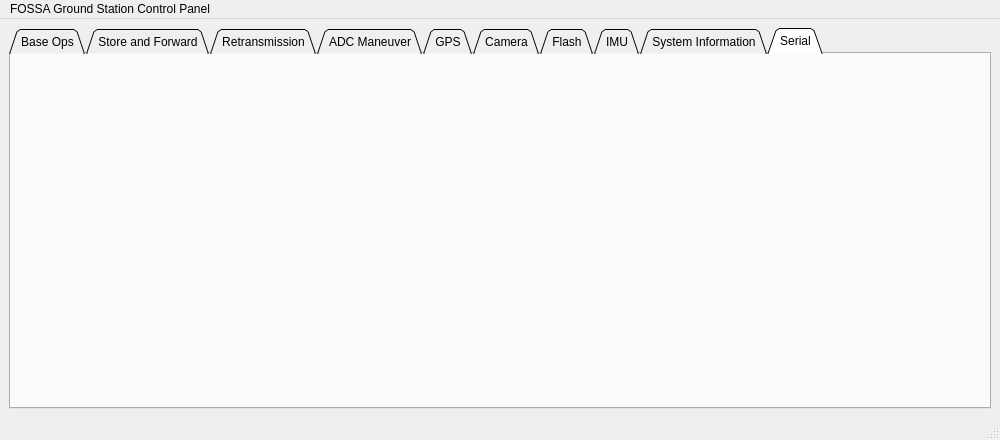
FOSSASystems/FOSSA-GroundStationControlPanel, file FOSSAGSCP/mainwindow.ui: the form before one commit.
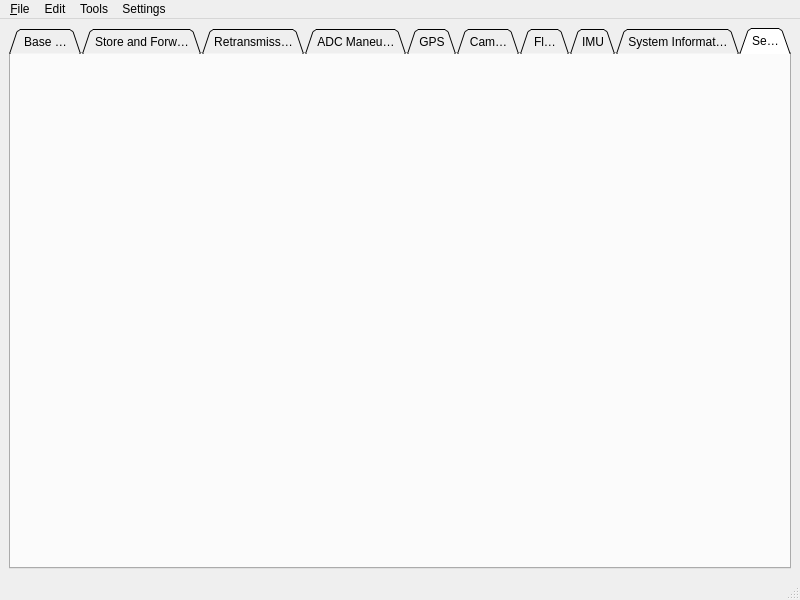
The form after the commit.

Commit message: Set up FOSSA GSCP framework

```diff
--- a/FOSSAGSCP/mainwindow.ui
+++ b/FOSSAGSCP/mainwindow.ui
@@ -6,15 +6,15 @@
    <rect>
     <x>0</x>
     <y>0</y>
-    <width>1000</width>
-    <height>440</height>
+    <width>800</width>
+    <height>600</height>
    </rect>
   </property>
   <property name="windowTitle">
    <string>Ground Station Control Panel</string>
   </property>
   <property name="tabShape">
-   <enum>QTabWidget::Triangular</enum>
+   <enum>QTabWidget::Rounded</enum>
   </property>
   <property name="unifiedTitleAndToolBarOnMac">
    <bool>true</bool>
@@ -109,16 +109,40 @@
     <rect>
      <x>0</x>
      <y>0</y>
-     <width>1000</width>
+     <width>800</width>
      <height>22</height>
     </rect>
    </property>
-   <widget class="QMenu" name="menuFOSSA_Ground_Station_Control_Panel">
+   <widget class="QMenu" name="menu_File">
     <property name="title">
-     <string>FOSSA Ground Station Control Panel</string>
+     <string>&amp;File</string>
     </property>
    </widget>
-   <addaction name="menuFOSSA_Ground_Station_Control_Panel"/>
+   <widget class="QMenu" name="menuEdit">
+    <property name="title">
+     <string>Edit</string>
+    </property>
+   </widget>
+   <widget class="QMenu" name="menuTools">
+    <property name="title">
+     <string>Tools</string>
+    </property>
+    <addaction name="actionTLE_Information"/>
+   </widget>
+   <widget class="QMenu" name="menuSettings">
+    <property name="title">
+     <string>Settings</string>
+    </property>
+    <addaction name="actionLogging_2"/>
+    <addaction name="actionEncryption_2"/>
+    <addaction name="actionTLE"/>
+    <addaction name="actionSerial_Ports"/>
+    <addaction name="actionWeb_Route"/>
+   </widget>
+   <addaction name="menu_File"/>
+   <addaction name="menuEdit"/>
+   <addaction name="menuTools"/>
+   <addaction name="menuSettings"/>
   </widget>
   <widget class="QStatusBar" name="statusbar"/>
  </widget>
```
Left out of the diff: 32 changed lines with no effect on the pictures. The commit also changes 24 other files.
